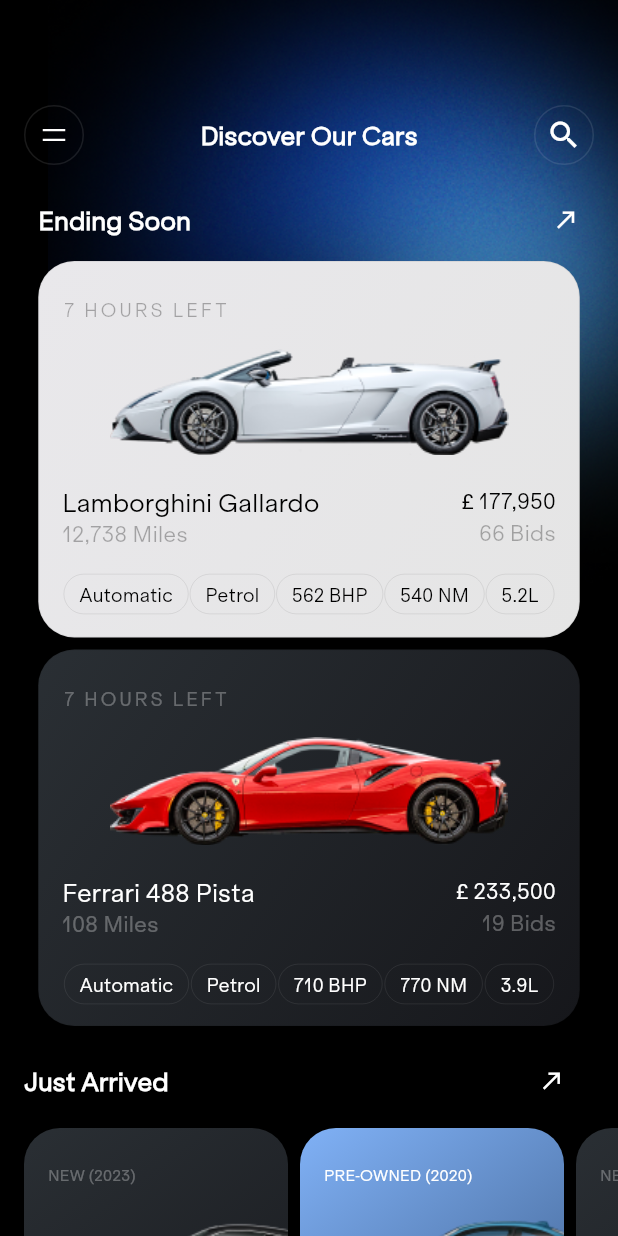
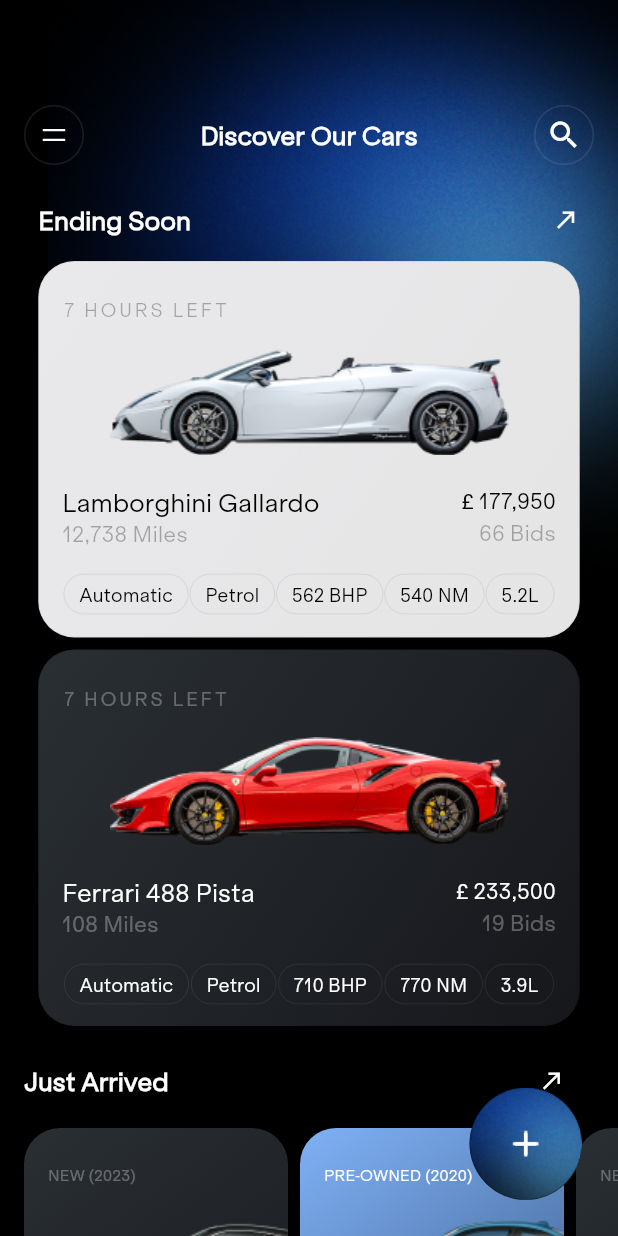
Before and after one commit to Neonkg123/CarAuctionApp, a Flutter app: the screen it shows after launch, on a phone screen of 412 x 824 dp. Run offline on Flutter 3.47's test engine with Material 3 defaults, Android fonts, the phone set to English and light mode, and no system bars.

Commit message:
floating action button added

```diff
--- a/app/lib/screens/discover_cars.dart
+++ b/app/lib/screens/discover_cars.dart
@@ -2,6 +2,7 @@ import 'package:app/widgets/ferrari_card.dart';
 import 'package:app/widgets/lambo_card.dart';
 import 'package:flutter/cupertino.dart';
 import 'package:flutter/material.dart';
+import 'package:flutter/painting.dart';
 import 'package:flutter/rendering.dart';
 import 'package:flutter/widgets.dart';
 
@@ -731,6 +732,47 @@ class DiscoverScreen extends StatelessWidget {
                 ],
               ),
             ),
+            Padding(
+              padding: const EdgeInsets.all(24),
+              child: Align(
+                alignment: Alignment.bottomRight,
+                child: SizedBox(
+                  width: 75.0,
+                  height: 75.0,
+                  child: Stack(
+                    children: [
+                      Container(
+                        decoration: BoxDecoration(
+                          borderRadius: BorderRadius.circular(50),
+                          color: const Color.fromRGBO(0, 0, 0, 1),
+                          image: const DecorationImage(
+                            image: AssetImage('assets/images/Mask group.png'),
+                            fit: BoxFit.cover,
+                          ),
+                        ),
+                      ),
+                      SizedBox(
+                        width: 75,
+                        height: 75,
+                        child: FloatingActionButton(
+                          elevation: 0,
+                          onPressed: (null),
+                          backgroundColor: Colors.transparent,
+                          mini: false,
+                          shape: RoundedRectangleBorder(
+                            borderRadius: BorderRadius.circular(50),
+                          ),
+                          child: const Icon(
+                            Icons.add,
+                            color: Colors.white,
+                          ),
+                        ),
+                      ),
+                    ],
+                  ),
+                ),
+              ),
+            ),
           ],
         ),
       ),
--- a/app/pubspec.yaml
+++ b/app/pubspec.yaml
@@ -68,6 +68,7 @@ flutter:
         - assets/images/porsche-model 1.png
         - assets/images/PngItem_6493755 1.png
         - assets/images/audi-rs6-avant-2020-side-view-1 1 (1).png
+        - assets/images/Mask group.png
 
     # An image asset can refer to one or more resolution-specific "variants", see
     # https://flutter.dev/assets-and-images/#resolution-aware
```
Also changed, not shown: app/assets/images/Mask group.png (added).
